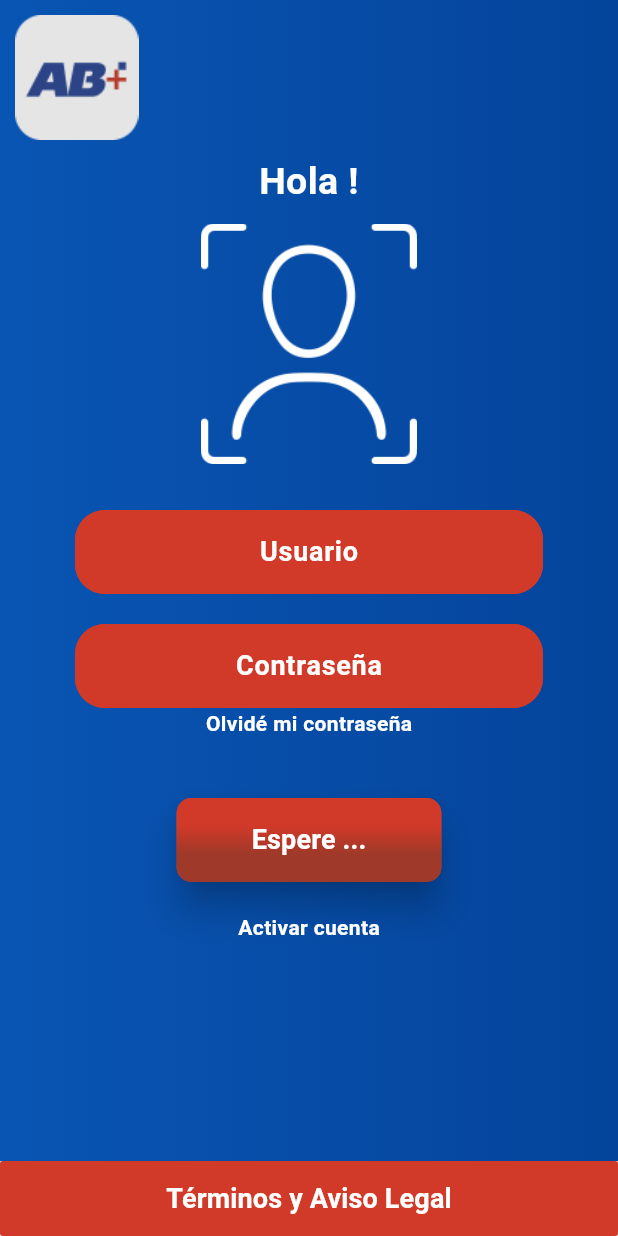
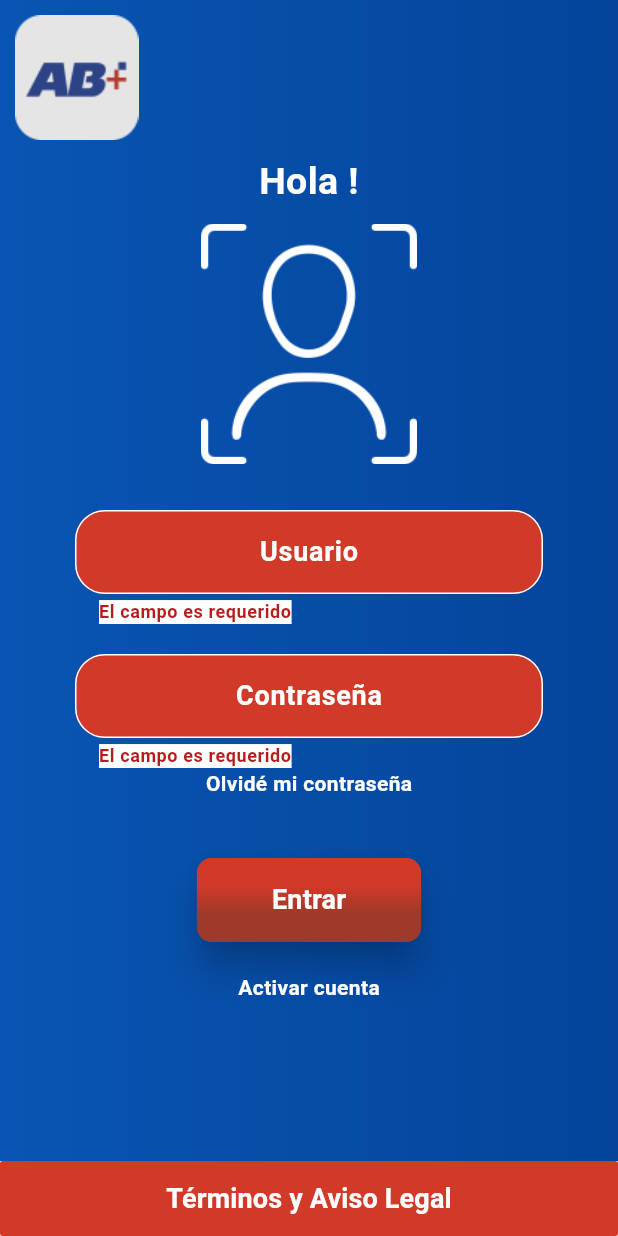
Before and after one commit to guillermoherrera/flutter_ABORDO_test, a Flutter app: the screen it shows after launch, after a tap on "Entrar", on a phone screen of 412 x 824 dp. Run offline on Flutter 3.47's test engine with Material 3 defaults, Android fonts, the phone set to English and light mode, and no system bars; our stand-ins replace bloc, equatable, flutter_bloc, formz.

Commit message:
formz validators & submit

```diff
--- a/lib/blocs/login/login_cubit.dart
+++ b/lib/blocs/login/login_cubit.dart
@@ -1,5 +1,7 @@
 import 'package:bloc/bloc.dart';
 import 'package:equatable/equatable.dart';
+import 'package:flutter_application_2/helpers/validator/validators.dart';
+import 'package:formz/formz.dart';
 
 part 'login_state.dart';
 
@@ -10,9 +12,23 @@ class LoginCubit extends Cubit<LoginState> {
     emit(state.copyWith(loading: !state.loading));
   }
   void usuarioChanged(String value){
-    emit(state.copyWith(usuario: value));
+    final usuario = Usuario.dirty(value);
+    emit(state.copyWith(usuario: usuario, isValid: Formz.validate([usuario, state.contrasena])));
   }
   void contrasenaChanged(String value){
-    emit(state.copyWith(contrasena: value));
+    final contrasena = Contrasena.dirty(value);
+    emit(state.copyWith(contrasena: contrasena, isValid: Formz.validate([contrasena, state.usuario])));
+  }
+
+  bool onSubmit(){
+    emit(
+      state.copyWith(
+        usuario: Usuario.dirty(state.usuario.value),
+        contrasena: Contrasena.dirty(state.contrasena.value),
+        isValid: Formz.validate([state.usuario, state.contrasena])
+      )
+    );
+
+    return state.isValid;
   }
 }
--- a/lib/blocs/login/login_state.dart
+++ b/lib/blocs/login/login_state.dart
@@ -1,24 +1,27 @@
 part of 'login_cubit.dart';
 
 class LoginState extends Equatable {
-  final String usuario;
-  final String contrasena;
+  final Usuario usuario;
+  final Contrasena contrasena;
   final bool loading;
+  final bool isValid;
 
-  const LoginState({this.usuario = '', this.contrasena = '', this.loading = false});
+  const LoginState({this.usuario = const Usuario.pure(), this.contrasena = const Contrasena.pure(), this.loading = false, this.isValid= false});
 
   LoginState copyWith({
-    String? usuario,
-    String? contrasena,
-    bool? loading
+    Usuario? usuario,
+    Contrasena? contrasena,
+    bool? loading,
+    bool? isValid,
   }) => LoginState(
     usuario: usuario ?? this.usuario,
-    contrasena: usuario ?? this.contrasena,
+    contrasena: contrasena ?? this.contrasena,
     loading: loading ?? this.loading,
+    isValid: isValid ?? this.isValid,
   );
 
   @override
-  List<Object> get props => [usuario, contrasena, loading];
+  List<Object> get props => [usuario, contrasena, loading, isValid];
 }
 
 final class LoginInitial extends LoginState {}
--- /dev/null
+++ b/lib/helpers/validator/contrasena.dart
@@ -0,0 +1,27 @@
+import 'package:formz/formz.dart';
+
+enum ContrasenaError {empty, length}
+
+class Contrasena extends FormzInput<String, ContrasenaError>{
+  const Contrasena.pure() : super.pure('');
+
+  const Contrasena.dirty(String value) : super.dirty(value);
+
+  String? get errorMessage{
+    if(isValid || isPure) return null;
+
+    if(displayError == ContrasenaError.empty) return 'El campo es requerido';
+    if(displayError == ContrasenaError.length) return 'Minimo 6 caracteres';
+
+    return null;
+  }
+
+  @override
+  ContrasenaError? validator(String value) {
+    if(value.isEmpty || value.trim().isEmpty) return ContrasenaError.empty;
+    if(value.length < 6) return ContrasenaError.length;
+    return null;
+    //throw UnimplementedError();
+  }
+
+}
--- /dev/null
+++ b/lib/helpers/validator/usuario.dart
@@ -0,0 +1,29 @@
+
+
+import 'package:formz/formz.dart';
+
+enum UsuarioError {empty, length}
+
+class Usuario extends FormzInput<String, UsuarioError>{
+  const Usuario.pure() : super.pure('');
+
+  const Usuario.dirty(String value) : super.dirty(value);
+
+  String? get errorMessage{
+    if(isValid || isPure) return null;
+
+    if(displayError == UsuarioError.empty) return 'El campo es requerido';
+    if(displayError == UsuarioError.length) return 'Minimo 6 caracteres';
+
+    return null;
+  }
+
+  @override
+  UsuarioError? validator(String value) {
+    if(value.isEmpty || value.trim().isEmpty) return UsuarioError.empty;
+    if(value.length < 6) return UsuarioError.length;
+
+    //throw UnimplementedError();
+    return null;
+  }
+}
--- /dev/null
+++ b/lib/helpers/validator/validators.dart
@@ -0,0 +1,2 @@
+export 'package:flutter_application_2/helpers/validator/usuario.dart';
+export 'package:flutter_application_2/helpers/validator/contrasena.dart';
--- a/lib/screens/01_login/login_screen.dart
+++ b/lib/screens/01_login/login_screen.dart
@@ -55,7 +55,19 @@ class _LoginForm extends StatelessWidget {
   Widget build(BuildContext context) {
 
     final loginCubit = context.watch<LoginCubit>();
+    final usuario = loginCubit.state.usuario;
+    final contrasena = loginCubit.state.contrasena;
     final loading = loginCubit.state.loading;
+
+    submitLogin() async {
+      FocusScope.of(context).unfocus();
+      if(!loginCubit.onSubmit()) return;
+
+      loginCubit.loadingChanged();
+      await Future.delayed(const Duration(seconds: 3));
+      loginCubit.loadingChanged();
+      if(context.mounted) Navigator.pushReplacementNamed(context, 'home');
+    }
 
     return Form(
       //key: formKeyLogin,
@@ -65,15 +77,16 @@ class _LoginForm extends StatelessWidget {
           TextFormField(
             style: const TextStyle(color: Colors.white),
             textAlign: TextAlign.center,
-            decoration: InputDecorations.authInputDecoration(hintText: '', labelText: 'Usuario', prefixIcon: null/*Icons.person*/),
+            decoration: InputDecorations.authInputDecoration(hintText: '', labelText: 'Usuario', prefixIcon: null, errorMessage: usuario.errorMessage),
             onChanged: (value) => loginCubit.usuarioChanged(value),
-            validator: (value){
+            // validator: (value){
               // String pattern = r'^(([^<>()[\]\\.,;:\s@\"]+(\.[^<>()[\]\\.,;:\s@\"]+)*)|(\".+\"))@((\[[0-9]{1,3}\.[0-9]{1,3}\.[0-9]{1,3}\.[0-9]{1,3}\])|(([a-zA-Z\-0-9]+\.)+[a-zA-Z]{2,}))$';
               // RegExp regExp  = new RegExp(pattern);
 
               // return regExp.hasMatch(value ?? '') ? null : 'El valor ingresado no tiene formato de correo' ;
-              return (value != null && value.isNotEmpty) ? null : ' Ingresa el usuario ' ;
-            },
+            //   return (value != null && value.isNotEmpty) ? null : ' Ingresa el usuario ' ;
+            // },
+            textInputAction: TextInputAction.next,
           ),
           const SizedBox(height: 20,),
           TextFormField(
@@ -81,11 +94,12 @@ class _LoginForm extends StatelessWidget {
             textAlign: TextAlign.center,
             autocorrect: false,
             obscureText: true,
-            decoration: InputDecorations.authInputDecoration(hintText: '', labelText: 'Contraseña', prefixIcon: null/*Icons.lock_outline*/),
+            decoration: InputDecorations.authInputDecoration(hintText: '', labelText: 'Contraseña', prefixIcon: null, errorMessage: contrasena.errorMessage ),
             onChanged: (value) => loginCubit.contrasenaChanged(value),
-            validator: (value){
-              return (value != null && value.length >= 6) ? null : ' La contraseña debe ser de 6 caracteres minimo ' ;
-            },
+            // validator: (value){
+            //   return (value != null && value.length >= 6) ? null : ' La contraseña debe ser de 6 caracteres minimo ' ;
+            // },
+            onFieldSubmitted: (value) => submitLogin() ,
           ),
           const Text('Olvidé mi contraseña', style: TextStyle(fontSize: 14, fontWeight: FontWeight.bold, color: Colors.white),),
           const SizedBox(height: 40,),
@@ -95,6 +109,7 @@ class _LoginForm extends StatelessWidget {
             disabledColor: Colors.grey,
             elevation: 10,
             color: const Color.fromRGBO(209, 57, 41, 1),
+            onPressed: loading ? null : () => submitLogin(),
             child: Container(
               padding: const EdgeInsets.symmetric(horizontal: 50, vertical: 15),
               decoration: BoxDecoration(
@@ -111,13 +126,7 @@ class _LoginForm extends StatelessWidget {
                 ),
               ),
               child: Text(!loading ? 'Entrar' : 'Espere ...', style: const TextStyle(fontSize: 18, fontWeight: FontWeight.bold, color: Colors.white),),
-            ),
-            onPressed: ()async{
-              //Navigator.pushReplacementNamed(context, 'home');
-              loginCubit.loadingChanged();
-              await Future.delayed(const Duration(seconds: 3));
-              loginCubit.loadingChanged();
-            }
+            )
           )
         ]
       )
--- a/lib/ui/input_decorations.dart
+++ b/lib/ui/input_decorations.dart
@@ -4,7 +4,8 @@ class InputDecorations{
   static InputDecoration authInputDecoration({
     required String  hintText,
     required String  labelText,
-    IconData? prefixIcon
+    IconData? prefixIcon,
+    final String? errorMessage,
   }){
     return InputDecoration(
       enabledBorder: const OutlineInputBorder(borderRadius: BorderRadius.all(Radius.circular(20)) ,borderSide: BorderSide(color: Color.fromRGBO(209, 57, 41, 1))),
@@ -18,7 +19,8 @@ class InputDecorations{
       label: Center(child: Text(labelText),),
       filled: true,
       fillColor: const Color.fromRGBO(209, 57, 41, 1),
-      errorStyle: TextStyle(color: Colors.red.shade900, backgroundColor: Colors.white, fontWeight: FontWeight.bold)
+      errorStyle: TextStyle(color: Colors.red.shade900, backgroundColor: Colors.white, fontWeight: FontWeight.bold),
+      errorText: errorMessage
     );
   }
 }
```
Also changed, not shown: pubspec.yaml (+1 -6 lines), pubspec.lock.
